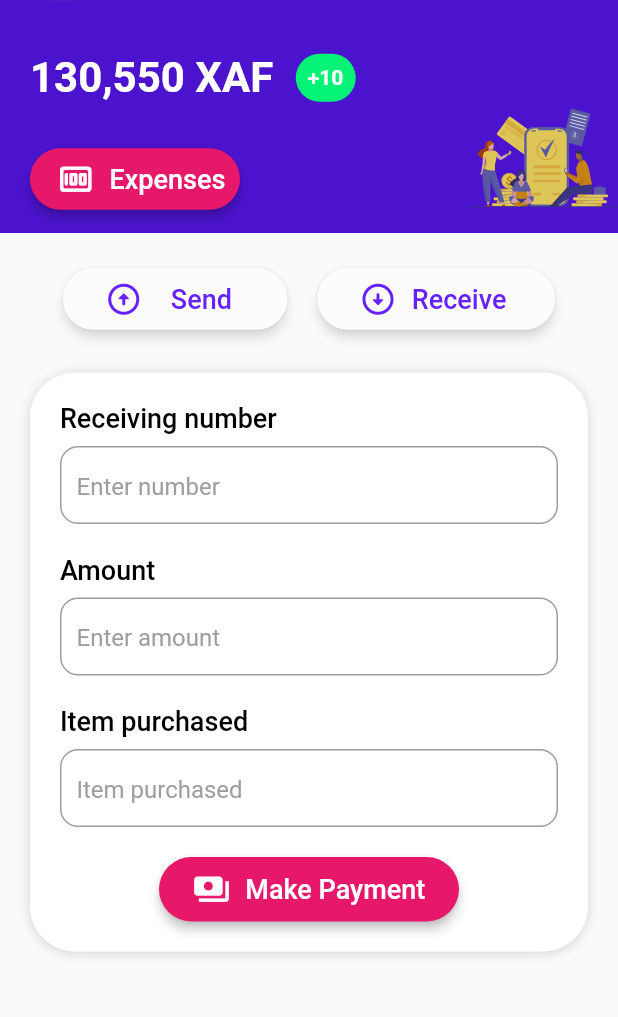
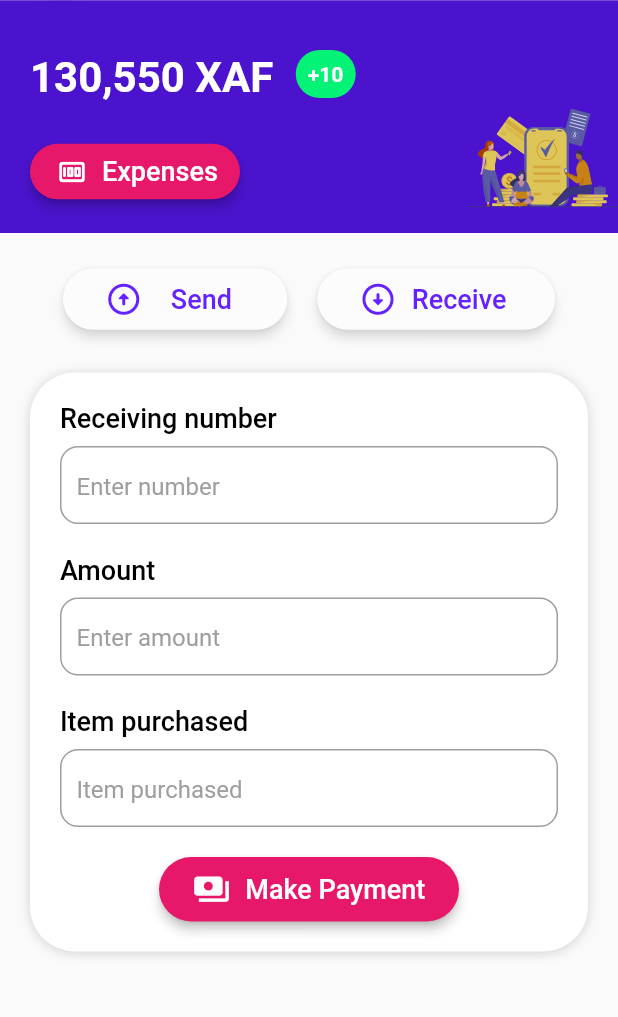
Before and after one commit to Mbah-Javis/QPay, a Flutter app: the HomePage screen opened directly, on a phone screen of 412 x 824 dp, the part 142-1159 px from its top. Run offline on Flutter 3.47's test engine with Material 2 defaults, Android fonts, the phone set to English and light mode, and no system bars; our stand-ins replace flutter_svg, page_transition.

Commit message:
Update home_page.dart

```diff
--- a/lib/screens/home/home_page.dart
+++ b/lib/screens/home/home_page.dart
@@ -25,6 +25,7 @@
         children: [
           Container(
             color: kPrimaryColor,
+            padding: EdgeInsets.only(bottom: 4),
             child: Stack(
               children: [
                 Container(
@@ -63,10 +64,22 @@
                   alignment: Alignment.topRight,
                   child:  SvgPicture.asset('assets/images/money.svg', height: 40, width: 40,),
                 ),
+              ],
+            ),
+          ),
+          Expanded(
+              child: SingleChildScrollView(
+                physics: const BouncingScrollPhysics(),
+                child: Column(
+                  children: [
+                    Container(
+                      color: kPrimaryColor,
+                      child: Stack(
+                        children: [
                           Row(
                             children: [
                               Container(
-                      margin: const EdgeInsets.only(top: 130, left: 20),
+                                margin: const EdgeInsets.only(top: 35, left: 20),
                                 child: const Text('130,550 XAF',
                                   style: TextStyle(
                                     color: Colors.white,
@@ -82,14 +95,14 @@
                                     color: kGreenColor,
                                     borderRadius: BorderRadius.circular(25),
                                   ),
-                        margin: EdgeInsets.only(top: 130, left: 15),
+                                  margin: EdgeInsets.only(top: 30, left: 15),
                                   child: Text('+10', style: TextStyle(color: Colors.white, fontWeight: FontWeight.w600),)
                               ),
                             ],
                           ),
                           Container(
                             width: 140,
-                  margin: EdgeInsets.only(top: 190, left: 20),
+                            margin: EdgeInsets.only(top: 90, left: 20),
                             child: TextButton(
                               onPressed: () {  },
                               style:TextButton.styleFrom(
@@ -104,7 +117,7 @@
                                   SizedBox(width: 10,),
                                   Icon(
                                     Icons.money_rounded,
-                          size: 25,
+                                    size: 20,
                                     color: Colors.white,
                                   ),
                                   SizedBox(width: 10,),
@@ -119,19 +132,14 @@
                             ),
                           ),
                           Container(
-                  margin: EdgeInsets.only(top: 150),
+                            margin: const EdgeInsets.only(top: 55),
                             alignment: Alignment.topRight,
                             child:  SvgPicture.asset('assets/images/pay.svg', height: 100, width: 100,),
                           )
                         ],
                       ),
                     ),
-          SizedBox(height: 20,),
-          Expanded(
-              child: SingleChildScrollView(
-                physics: const BouncingScrollPhysics(),
-                child: Column(
-                  children: [
+                    const SizedBox(height: 20,),
                     Row(
                       crossAxisAlignment: CrossAxisAlignment.center,
                       mainAxisAlignment: MainAxisAlignment.center,
```
Lines whose indentation alone changed are shown as unchanged.
